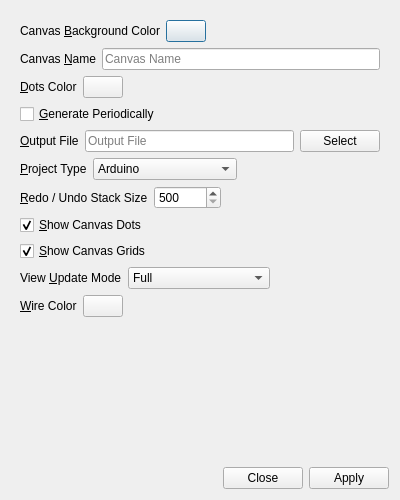
Qt form UI/glitch-canvas-settings.ui (textbrowser/glitch) before a commit.
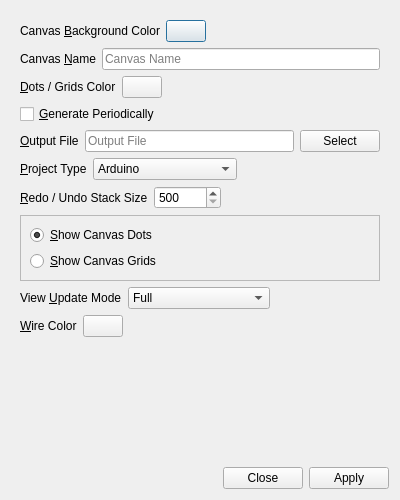
The same form after that commit. Icons and pictures are not drawn.

Commit message: Dots and grids.

```diff
--- a/UI/glitch-canvas-settings.ui
+++ b/UI/glitch-canvas-settings.ui
@@ -102,7 +102,7 @@
          <item>
           <widget class="QLabel" name="label_6">
            <property name="text">
-            <string>&amp;Dots Color</string>
+            <string>&amp;Dots / Grids Color</string>
            </property>
            <property name="buddy">
             <cstring>dots_color</cstring>
@@ -264,7 +264,16 @@
         </layout>
        </item>
        <item>
-        <widget class="QCheckBox" name="show_canvas_dots">
+        <widget class="QFrame" name="frame">
+         <property name="frameShape">
+          <enum>QFrame::StyledPanel</enum>
+         </property>
+         <property name="frameShadow">
+          <enum>QFrame::Raised</enum>
+         </property>
+         <layout class="QVBoxLayout" name="verticalLayout_3">
+          <item>
+           <widget class="QRadioButton" name="show_canvas_dots">
          <property name="text">
           <string>&amp;Show Canvas Dots</string>
          </property>
@@ -274,13 +283,16 @@
         </widget>
        </item>
        <item>
-        <widget class="QCheckBox" name="show_canvas_grids">
+           <widget class="QRadioButton" name="show_canvas_grids">
          <property name="text">
           <string>&amp;Show Canvas Grids</string>
          </property>
-         <property name="checked">
-          <bool>true</bool>
-         </property>
+            <attribute name="buttonGroup">
+             <string notr="true">buttonGroup</string>
+            </attribute>
+           </widget>
+          </item>
+         </layout>
         </widget>
        </item>
        <item>
```
Left out of the diff: 12 changed lines with no effect on the pictures. Lines whose indentation alone changed are shown as unchanged. The commit also changes 5 other files.
